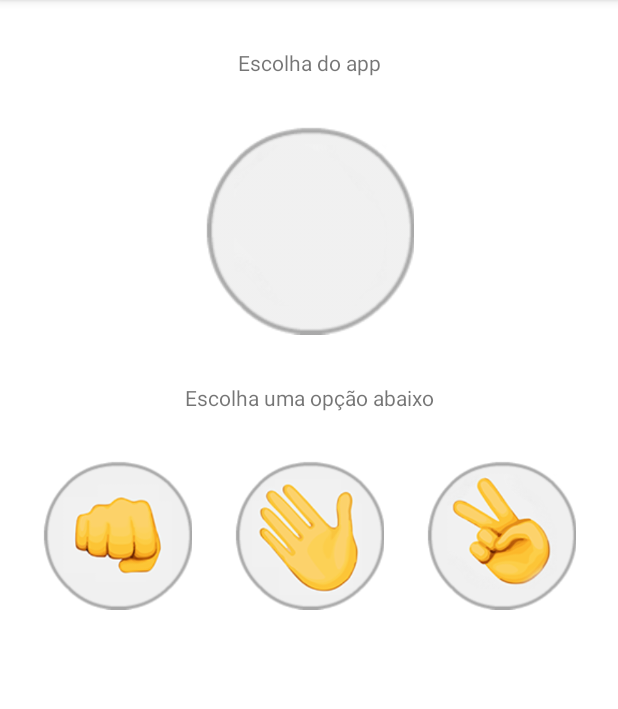
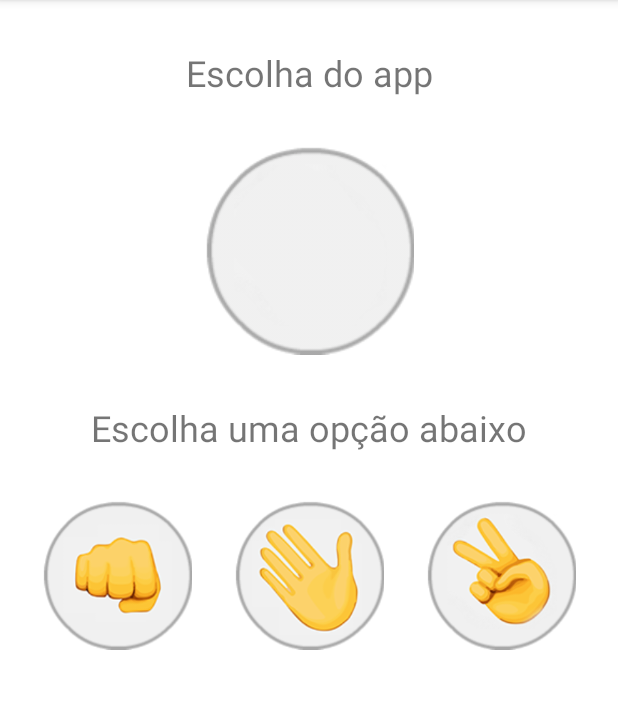
Before and after one commit to DevFullStack-Franklyn-R-Silva/App-3-Pedra-Papel-e-Tesoura-Android-Studio-Java, an Android app: the screen it shows after launch (MainActivity), on a phone screen of 412 x 824 dp, the part 84-793 px from its top. Run offline under Robolectric (Android 15) with nearby library versions, the phone set to English and light mode, and no system bars.

Commit message:
Escolhendo opção

```diff
--- a/app/src/main/res/layout/activity_main.xml
+++ b/app/src/main/res/layout/activity_main.xml
@@ -12,6 +12,7 @@
         android:layout_height="wrap_content"
         android:layout_marginTop="32dp"
         android:text="Escolha do app"
+        android:textSize="24sp"
         app:layout_constraintEnd_toEndOf="parent"
         app:layout_constraintStart_toStartOf="parent"
         app:layout_constraintTop_toTopOf="parent" />
@@ -32,6 +33,7 @@
         android:layout_height="wrap_content"
         android:layout_marginTop="32dp"
         android:text="Escolha uma opção abaixo"
+        android:textSize="24sp"
         app:layout_constraintEnd_toEndOf="parent"
         app:layout_constraintStart_toStartOf="parent"
         app:layout_constraintTop_toBottomOf="@+id/imageView5" />
@@ -41,6 +43,7 @@
         android:layout_width="100dp"
         android:layout_height="100dp"
         android:layout_marginTop="32dp"
+        android:onClick="selecionadoPedra"
         app:layout_constraintEnd_toStartOf="@+id/imageView7"
         app:layout_constraintHorizontal_bias="0.5"
         app:layout_constraintStart_toStartOf="parent"
@@ -52,6 +55,7 @@
         android:layout_width="100dp"
         android:layout_height="100dp"
         android:layout_marginTop="32dp"
+        android:onClick="selecionadoPapel"
         app:layout_constraintEnd_toStartOf="@+id/imageView8"
         app:layout_constraintHorizontal_bias="0.5"
         app:layout_constraintStart_toEndOf="@+id/imageView6"
@@ -63,6 +67,7 @@
         android:layout_width="100dp"
         android:layout_height="100dp"
         android:layout_marginTop="32dp"
+        android:onClick="selecionadoTesoura"
         app:layout_constraintEnd_toEndOf="parent"
         app:layout_constraintHorizontal_bias="0.5"
         app:layout_constraintStart_toEndOf="@+id/imageView7"
```
Also changed, not shown: app/src/main/java/com/hadesfranklyn/pedrapapeltesoura/MainActivity.java (+20 -3 lines).
